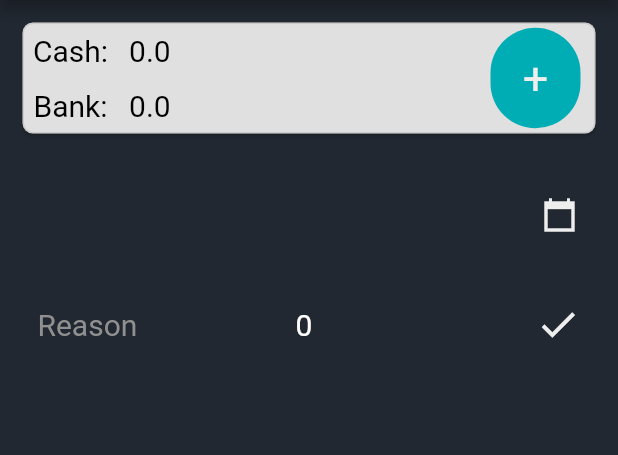
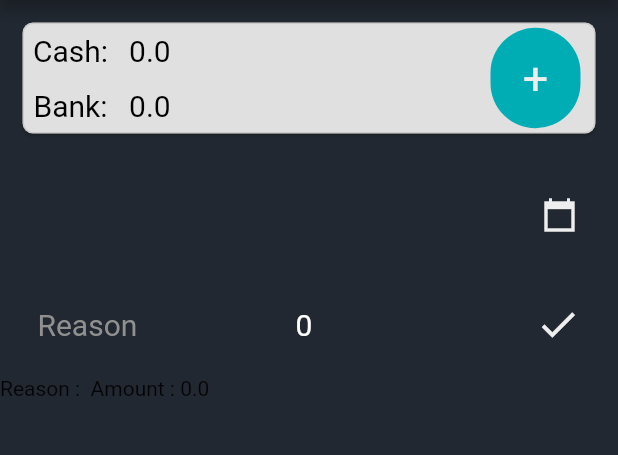
Before and after one commit to DamiduShalinda/expense_tracking_app, a Flutter app: the screen it shows after launch, after a tap on the "done" icon, on a phone screen of 412 x 824 dp, the part 84-539 px from its top. Run offline on Flutter 3.47's test engine with Material 2 defaults, Android fonts, the light colour scheme and no system bars; drawn by our look-alikes of date_field.

Commit message:
fifth commit

```diff
--- a/lib/main.dart
+++ b/lib/main.dart
@@ -328,7 +328,9 @@ class _ExpenseeState extends State<Expensee> {
                     onPressed: () {
                       setControllerValue();
                       setListValues();
-                      addToString();
+                      setState(() {
+                        addToString();
+                      });
                     },
                     color: const Color(0xffeeeeee),
                     iconSize: 30,
@@ -337,19 +339,7 @@ class _ExpenseeState extends State<Expensee> {
                 ],
               ),
             ), // reason and amount input field
-           Card(
-             margin: const EdgeInsets.all(10),
-             color: const Color(0xffe0e0e0),
-             shadowColor: const Color(0xff000000),
-             elevation: 1,
-             shape: RoundedRectangleBorder(
-               borderRadius: BorderRadius.circular(7.0),
-               side: const BorderSide(color: Color(0x4d9e9e9e), width: 1),
-             ),
-             child: Column(
-               children: itemsListWidgets,
-             ),
-           )
+           Column(children: itemsListWidgets,)
           ],
         ),
 
```
